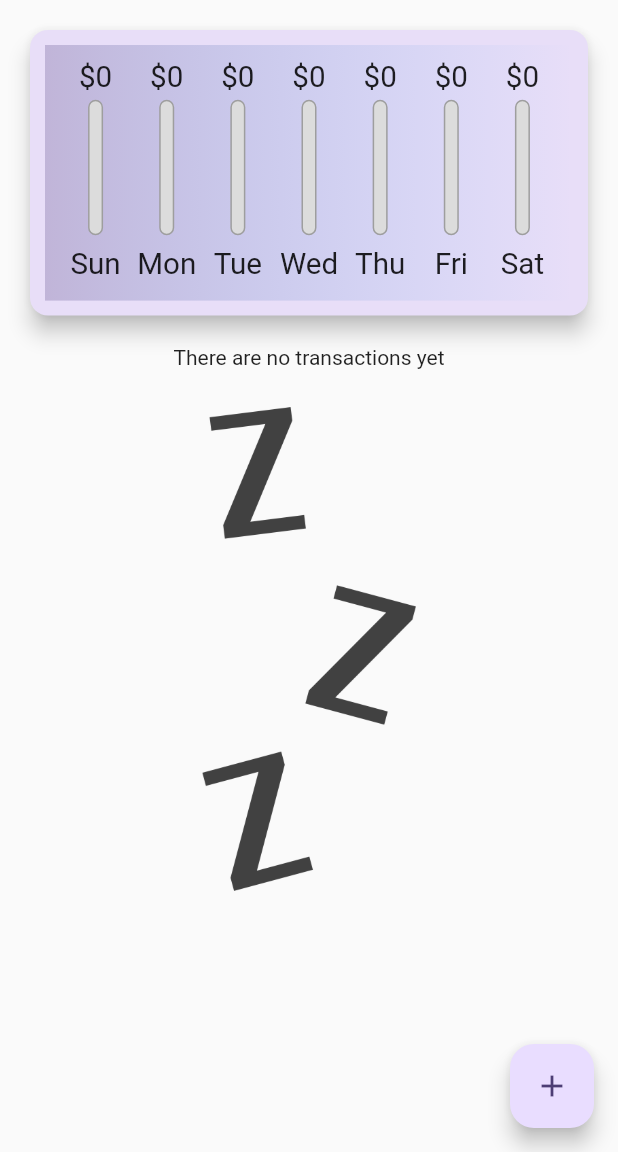
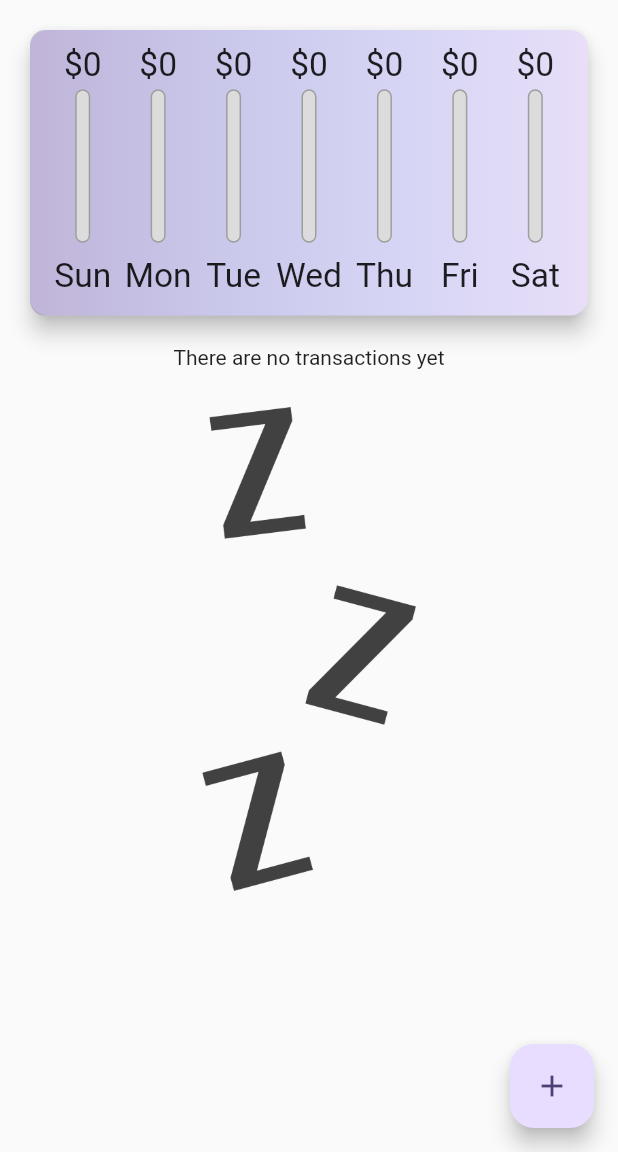
Before and after one commit to MiraculousNightingale/nightingale_flutter_expenses, a Flutter app: the screen it shows after launch, on a phone screen of 412 x 824 dp, the part 84-1236 px from its top. Run offline on Flutter 3.47's test engine with Material 2 defaults, Android fonts, the light colour scheme and no system bars; missing offline and left inert: localstore.

Commit message:
Fix default chart gradient container border radius

```diff
--- a/lib/widgets/chart/chart.dart
+++ b/lib/widgets/chart/chart.dart
@@ -38,7 +38,6 @@
       margin: const EdgeInsets.all(20),
       child: Container(
         padding: const EdgeInsets.all(10),
-        margin: const EdgeInsets.all(10),
         decoration: BoxDecoration(
           gradient: LinearGradient(
             colors: [
@@ -46,6 +45,7 @@
               theme.primaryColor.withOpacity(0),
             ],
           ),
+          borderRadius: BorderRadius.circular(10),
         ),
         child: Row(
           mainAxisAlignment: MainAxisAlignment.spaceAround,
```
